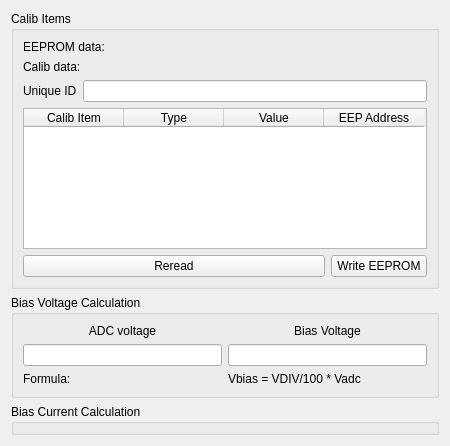
Above: muondetector-gui-1.0.2/src/main/calibform.ui from liukai-tech/muondetector before the change. Below: the same form after it.
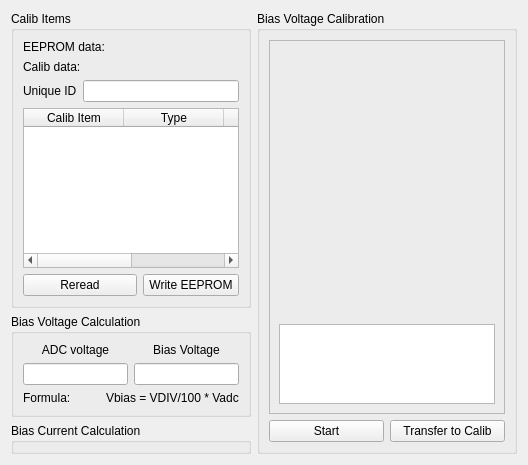
That is the form after the change. Custom widgets are drawn as their Qt base class.

Commit message: added some more parameter readout; added bias voltage calibration including live fit of measurements and selection of either bias DAC voltage (default) or from calibration derived real bias voltage

What changed in the file:
```diff
--- a/muondetector-gui-1.0.2/src/main/calibform.ui
+++ b/muondetector-gui-1.0.2/src/main/calibform.ui
@@ -6,14 +6,14 @@
    <rect>
     <x>0</x>
     <y>0</y>
-    <width>450</width>
-    <height>446</height>
+    <width>528</width>
+    <height>465</height>
    </rect>
   </property>
   <property name="windowTitle">
    <string>Form</string>
   </property>
-  <layout class="QGridLayout" name="gridLayout_3">
+  <layout class="QGridLayout" name="gridLayout_6">
    <item row="0" column="0">
     <widget class="QGroupBox" name="calibItemsGroupBox">
      <property name="title">
@@ -80,7 +80,7 @@
         </column>
         <column>
          <property name="text">
-          <string>EEP Address</string>
+          <string>EEP Addr</string>
          </property>
         </column>
        </widget>
@@ -112,6 +112,60 @@
      </layout>
     </widget>
    </item>
+   <item row="0" column="1" rowspan="3">
+    <widget class="QGroupBox" name="measureBiasCalibGroupBox">
+     <property name="sizePolicy">
+      <sizepolicy hsizetype="Expanding" vsizetype="Preferred">
+       <horstretch>0</horstretch>
+       <verstretch>0</verstretch>
+      </sizepolicy>
+     </property>
+     <property name="title">
+      <string>Bias Voltage Calibration</string>
+     </property>
+     <layout class="QGridLayout" name="gridLayout_5">
+      <item row="0" column="0" colspan="2">
+       <widget class="QFrame" name="frame">
+        <property name="frameShape">
+         <enum>QFrame::StyledPanel</enum>
+        </property>
+        <property name="frameShadow">
+         <enum>QFrame::Raised</enum>
+        </property>
+        <layout class="QGridLayout" name="gridLayout_3">
+         <item row="0" column="0">
+          <widget class="CustomPlot" name="biasCalibPlot" native="true"/>
+         </item>
+         <item row="1" column="0">
+          <widget class="QTextEdit" name="fitTextEdit">
+           <property name="maximumSize">
+            <size>
+             <width>16777215</width>
+             <height>80</height>
+            </size>
+           </property>
+          </widget>
+         </item>
+        </layout>
+       </widget>
+      </item>
+      <item row="1" column="0">
+       <widget class="QPushButton" name="doBiasCalibPushButton">
+        <property name="text">
+         <string>Start</string>
+        </property>
+       </widget>
+      </item>
+      <item row="1" column="1">
+       <widget class="QPushButton" name="transferBiasCoeffsPushButton">
+        <property name="text">
+         <string>Transfer to Calib</string>
+        </property>
+       </widget>
+      </item>
+     </layout>
+    </widget>
+   </item>
    <item row="1" column="0">
     <widget class="QGroupBox" name="biasCalibGroupBox">
      <property name="title">
@@ -193,6 +247,14 @@
    </item>
   </layout>
  </widget>
+ <customwidgets>
+  <customwidget>
+   <class>CustomPlot</class>
+   <extends>QWidget</extends>
+   <header>custom_plot_widget.h</header>
+   <container>1</container>
+  </customwidget>
+ </customwidgets>
  <resources/>
  <connections/>
 </ui>
```
The commit also changes 12 other files.
